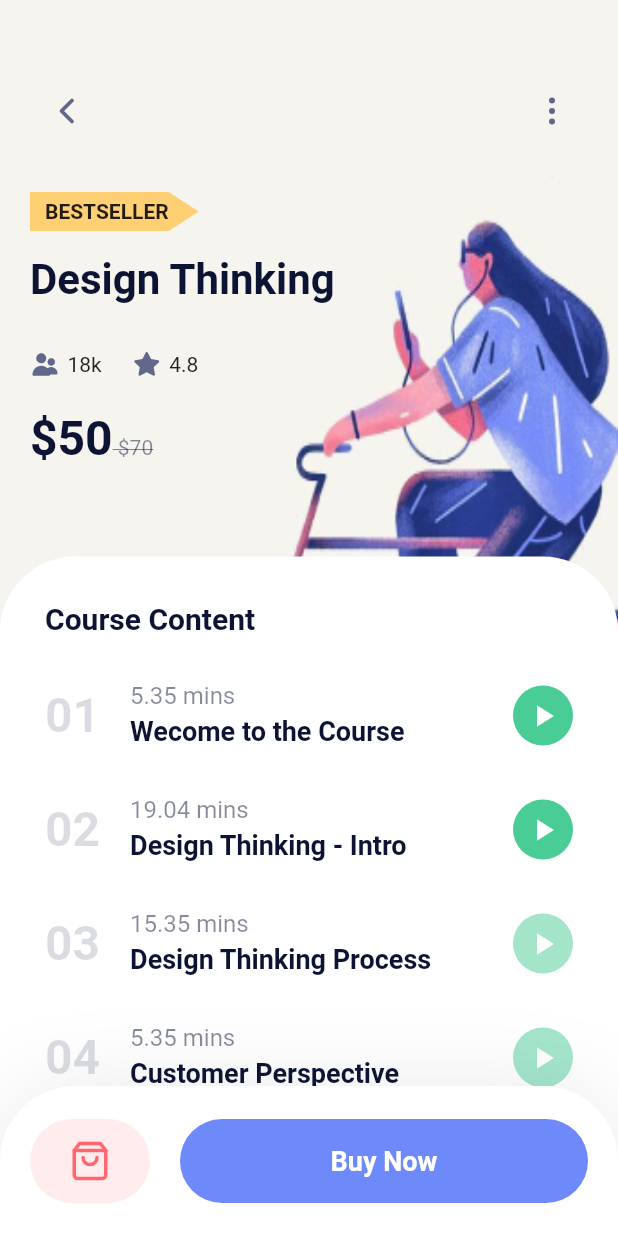
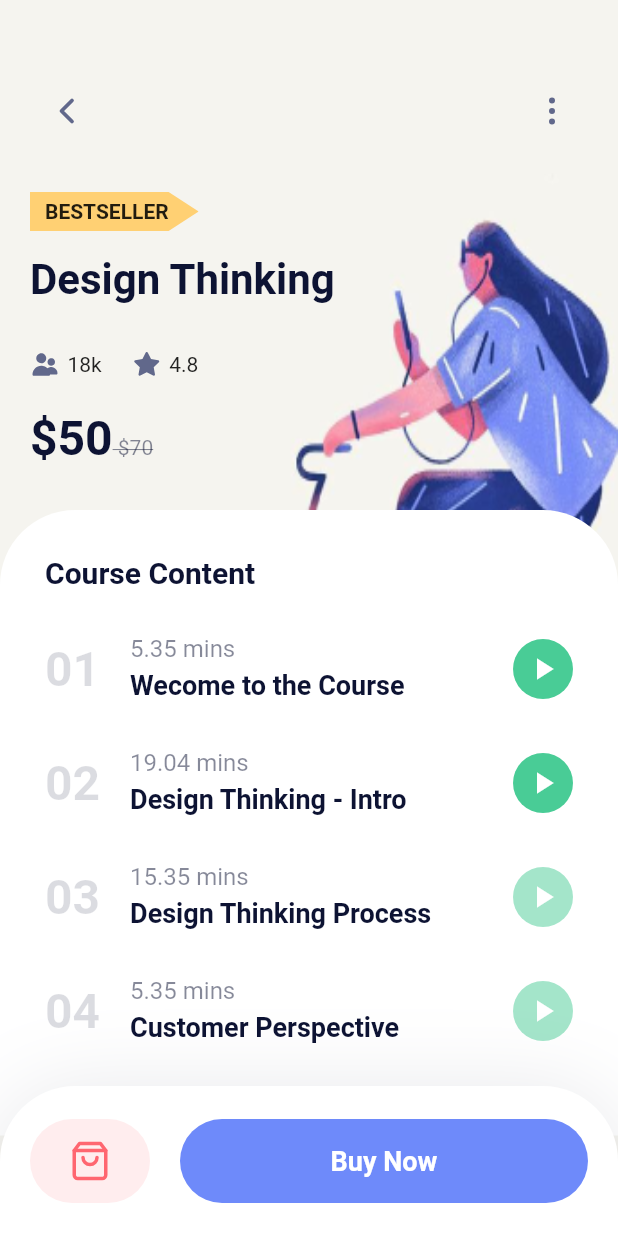
Before and after one commit to oxygamelab/course_app, a Flutter app: the screen it shows after launch, after a tap on "Marketing", on a phone screen of 412 x 824 dp. Run offline on Flutter 3.47's test engine with Material 2 defaults, Android fonts, the phone set to English and light mode, and no system bars; our stand-ins replace flutter_svg.

```diff
--- /dev/null
+++ b/lib/core/best_seller_clipper.dart
@@ -0,0 +1,20 @@
+import 'package:flutter/material.dart';
+
+class BestSellerClipper extends CustomClipper<Path> {
+  @override
+  Path getClip(Size size) {
+    var path = Path();
+    path.lineTo(size.width - 20, 0);
+    path.lineTo(size.width, size.height / 2);
+    path.lineTo(size.width - 20, size.height);
+    path.lineTo(0, size.height);
+    path.lineTo(0, 0);
+    path.close();
+    return path;
+  }
+
+  @override
+  bool shouldReclip(CustomClipper<Path> oldClipper) {
+    return false;
+  }
+}
--- a/lib/models/category.dart
+++ b/lib/models/category.dart
@@ -29,4 +29,12 @@ var categoriesData = [
     'image': "assets/images/photography.png"
   },
   {"name": "Business", 'courses': 17, 'image': "assets/images/business.png"},
+  {"name": "Marketing", 'courses': 17, 'image': "assets/images/marketing.png"},
+  {"name": "UX Design", 'courses': 25, 'image': "assets/images/ux_design.png"},
+  {
+    "name": "Photography",
+    'courses': 13,
+    'image': "assets/images/photography.png"
+  },
+  {"name": "Business", 'courses': 17, 'image': "assets/images/business.png"},
 ];
--- a/lib/screens/detail_screen.dart
+++ b/lib/screens/detail_screen.dart
@@ -1,29 +1,21 @@
-import 'package:course_app/core/constants.dart';
 import 'package:flutter/material.dart';
 import 'package:flutter_svg/svg.dart';
+
+import '../core/constants.dart';
+import '../core/best_seller_clipper.dart';
+import '../widgets/course_content.dart';
 
 class DetailScreen extends StatelessWidget {
   @override
   Widget build(BuildContext context) {
     return Scaffold(
-      /* appBar: AppBar(
-        elevation: 0,
-        backgroundColor: Colors.transparent,
-        iconTheme: IconThemeData(
-          color: Colors.grey,
-        ),
-        leading: IconButton(
-          icon: SvgPicture.asset('assets/icons/arrow-left.svg'),
-          onPressed: () => Navigator.of(context).pop(true),
-        ),
-        actions: [
-          IconButton(
-            icon: SvgPicture.asset('assets/icons/more-vertical.svg'),
-            onPressed: () => print('more..'),
-          ),
-        ],
-      ), */
-      body: Container(
+      body: Stack(
+        children: [
+          SingleChildScrollView(
+            padding: EdgeInsets.only(bottom: 70),
+            child: Stack(
+              children: [
+                Container(
                   width: double.infinity,
                   height: MediaQuery.of(context).size.height,
                   decoration: BoxDecoration(
@@ -33,9 +25,7 @@ class DetailScreen extends StatelessWidget {
                       alignment: Alignment.topRight,
                     ),
                   ),
-        child: Column(
-          children: [
-            Padding(
+                  child: Padding(
                     padding: EdgeInsets.only(left: 20, top: 50, right: 20),
                     child: Column(
                       crossAxisAlignment: CrossAxisAlignment.start,
@@ -44,13 +34,14 @@ class DetailScreen extends StatelessWidget {
                           mainAxisAlignment: MainAxisAlignment.spaceBetween,
                           children: [
                             IconButton(
-                        icon: SvgPicture.asset('assets/icons/arrow-left.svg'),
+                              icon: SvgPicture.asset(
+                                  'assets/icons/arrow-left.svg'),
                               color: Colors.grey,
                               onPressed: () => Navigator.of(context).pop(true),
                             ),
                             IconButton(
-                        icon:
-                            SvgPicture.asset('assets/icons/more-vertical.svg'),
+                              icon: SvgPicture.asset(
+                                  'assets/icons/more-vertical.svg'),
                               color: Colors.grey,
                               onPressed: () => print('more..'),
                             ),
@@ -120,9 +111,9 @@ class DetailScreen extends StatelessWidget {
                       ],
                     ),
                   ),
-            SizedBox(height: 60),
-            Expanded(
-              child: Container(
+                ),
+                Container(
+                  margin: EdgeInsets.only(top: 340),
                   width: double.infinity,
                   decoration: BoxDecoration(
                     borderRadius: BorderRadius.only(
@@ -131,9 +122,7 @@ class DetailScreen extends StatelessWidget {
                     ),
                     color: Colors.white,
                   ),
-                child: Stack(
-                  children: [
-                    Padding(
+                  child: Padding(
                     padding: EdgeInsets.all(30),
                     child: Column(
                       crossAxisAlignment: CrossAxisAlignment.start,
@@ -168,9 +157,13 @@ class DetailScreen extends StatelessWidget {
                       ],
                     ),
                   ),
+                ),
+              ],
+            ),
+          ),
           Positioned(
+            left: 0,
             right: 0,
-                      left: 0,
             bottom: 0,
             child: Container(
               width: double.infinity,
@@ -200,8 +193,7 @@ class DetailScreen extends StatelessWidget {
                       color: Color(0xFFFFEDEE),
                       borderRadius: BorderRadius.circular(40),
                     ),
-                              child: SvgPicture.asset(
-                                  'assets/icons/shopping-bag.svg'),
+                    child: SvgPicture.asset('assets/icons/shopping-bag.svg'),
                   ),
                   SizedBox(width: 20),
                   Expanded(
@@ -227,90 +219,6 @@ class DetailScreen extends StatelessWidget {
           ),
         ],
       ),
-              ),
-            ),
-          ],
-        ),
-      ),
     );
   }
 }
-
-class CourseContent extends StatelessWidget {
-  final String number;
-  final double duration;
-  final String title;
-  final bool isDone;
-  CourseContent({this.number, this.duration, this.title, this.isDone = false});
-
-  @override
-  Widget build(BuildContext context) {
-    return Padding(
-      padding: EdgeInsets.only(bottom: 30),
-      child: Row(
-        children: [
-          Text(
-            number,
-            style: kHeadingTextStyle.copyWith(
-              fontSize: 32,
-              color: kTextColor.withOpacity(.15),
-            ),
-          ),
-          SizedBox(width: 20),
-          Column(
-            crossAxisAlignment: CrossAxisAlignment.start,
-            children: [
-              Text(
-                '${duration} mins',
-                style: TextStyle(
-                  color: kTextColor.withOpacity(.5),
-                  fontSize: 16,
-                ),
-              ),
-              Text(
-                title,
-                style: kSubtitleTextStyle.copyWith(
-                  fontWeight: FontWeight.w600,
-                  height: 1.5,
-                ),
-              ),
-            ],
-          ),
-          Spacer(),
-          Container(
-            margin: EdgeInsets.only(left: 20),
-            width: 40,
-            height: 40,
-            decoration: BoxDecoration(
-              color: kGreenColor.withOpacity(isDone ? 1 : .5),
-              shape: BoxShape.circle,
-            ),
-            child: Icon(
-              Icons.play_arrow,
-              color: Colors.white,
-            ),
-          ),
-        ],
-      ),
-    );
-  }
-}
-
-class BestSellerClipper extends CustomClipper<Path> {
-  @override
-  Path getClip(Size size) {
-    var path = Path();
-    path.lineTo(size.width - 20, 0);
-    path.lineTo(size.width, size.height / 2);
-    path.lineTo(size.width - 20, size.height);
-    path.lineTo(0, size.height);
-    path.lineTo(0, 0);
-    path.close();
-    return path;
-  }
-
-  @override
-  bool shouldReclip(CustomClipper<Path> oldClipper) {
-    return false;
-  }
-}
--- a/lib/screens/home_screen.dart
+++ b/lib/screens/home_screen.dart
@@ -46,27 +46,26 @@ class HomeScreen extends StatelessWidget {
   @override
   Widget build(BuildContext context) {
     return Scaffold(
-      body: Padding(
+      body: SingleChildScrollView(
+        child: Padding(
           padding: EdgeInsets.only(left: 20, top: 50, right: 20),
           child: Column(
             crossAxisAlignment: CrossAxisAlignment.start,
-          children: [
+            children: <Widget>[
               Row(
                 mainAxisAlignment: MainAxisAlignment.spaceBetween,
-              children: [
-                SvgPicture.asset('assets/icons/menu.svg'),
-                CircleAvatar(
-                  child: Image.asset('assets/images/user.png'),
-                ),
+                children: <Widget>[
+                  SvgPicture.asset("assets/icons/menu.svg"),
+                  Image.asset("assets/images/user.png"),
                 ],
               ),
               SizedBox(height: 30),
-            Text('Hi Volkan', style: kHeadingTextStyle),
-            Text('Find a course you want to learn',
+              Text("Hey Alex,", style: kHeadingTextStyle),
+              Text("Find a course you want to learn",
                   style: kSubheadingTextStyle),
               Container(
                 margin: EdgeInsets.symmetric(vertical: 30),
-              padding: EdgeInsets.symmetric(vertical: 16, horizontal: 20),
+                padding: EdgeInsets.symmetric(horizontal: 20, vertical: 16),
                 height: 60,
                 width: double.infinity,
                 decoration: BoxDecoration(
@@ -74,38 +73,34 @@ class HomeScreen extends StatelessWidget {
                   borderRadius: BorderRadius.circular(40),
                 ),
                 child: Row(
-                children: [
-                  SvgPicture.asset('assets/icons/search.svg'),
+                  children: <Widget>[
+                    SvgPicture.asset("assets/icons/search.svg"),
                     SizedBox(width: 16),
                     Text(
-                    'Seacrh for anything',
+                      "Search for anything",
                       style: TextStyle(
                         fontSize: 18,
                         color: Color(0xFFA0A5BD),
                       ),
-                  ),
+                    )
                   ],
                 ),
               ),
               Row(
                 mainAxisAlignment: MainAxisAlignment.spaceBetween,
-              crossAxisAlignment: CrossAxisAlignment.end,
-              children: [
+                children: <Widget>[
+                  Text("Category", style: kTitleTextStyle),
                   Text(
-                  'Categories',
-                  style: kTitleTextStyle,
-                ),
-                Text(
-                  'See All',
-                  style: kSubtitleTextStyle.copyWith(
-                    color: kBlueColor,
-                  ),
+                    "See All",
+                    style: kSubtitleTextStyle.copyWith(color: kBlueColor),
                   ),
                 ],
               ),
               SizedBox(height: 30),
-            Expanded(
+              Container(
                 child: StaggeredGridView.countBuilder(
+                  physics: NeverScrollableScrollPhysics(),
+                  shrinkWrap: true,
                   itemCount: categories.length,
                   crossAxisCount: 2,
                   crossAxisSpacing: 20,
@@ -117,6 +112,7 @@ class HomeScreen extends StatelessWidget {
             ],
           ),
         ),
+      ),
     );
   }
 }
--- /dev/null
+++ b/lib/widgets/course_content.dart
@@ -0,0 +1,62 @@
+import 'package:flutter/material.dart';
+import '../core/constants.dart';
+
+class CourseContent extends StatelessWidget {
+  final String number;
+  final double duration;
+  final String title;
+  final bool isDone;
+  CourseContent({this.number, this.duration, this.title, this.isDone = false});
+
+  @override
+  Widget build(BuildContext context) {
+    return Padding(
+      padding: EdgeInsets.only(bottom: 30),
+      child: Row(
+        children: [
+          Text(
+            number,
+            style: kHeadingTextStyle.copyWith(
+              fontSize: 32,
+              color: kTextColor.withOpacity(.15),
+            ),
+          ),
+          SizedBox(width: 20),
+          Column(
+            crossAxisAlignment: CrossAxisAlignment.start,
+            children: [
+              Text(
+                '${duration} mins',
+                style: TextStyle(
+                  color: kTextColor.withOpacity(.5),
+                  fontSize: 16,
+                ),
+              ),
+              Text(
+                title,
+                style: kSubtitleTextStyle.copyWith(
+                  fontWeight: FontWeight.w600,
+                  height: 1.5,
+                ),
+              ),
+            ],
+          ),
+          Spacer(),
+          Container(
+            margin: EdgeInsets.only(left: 20),
+            width: 40,
+            height: 40,
+            decoration: BoxDecoration(
+              color: kGreenColor.withOpacity(isDone ? 1 : .5),
+              shape: BoxShape.circle,
+            ),
+            child: Icon(
+              Icons.play_arrow,
+              color: Colors.white,
+            ),
+          ),
+        ],
+      ),
+    );
+  }
+}
```
Lines whose indentation alone changed are shown as unchanged.
